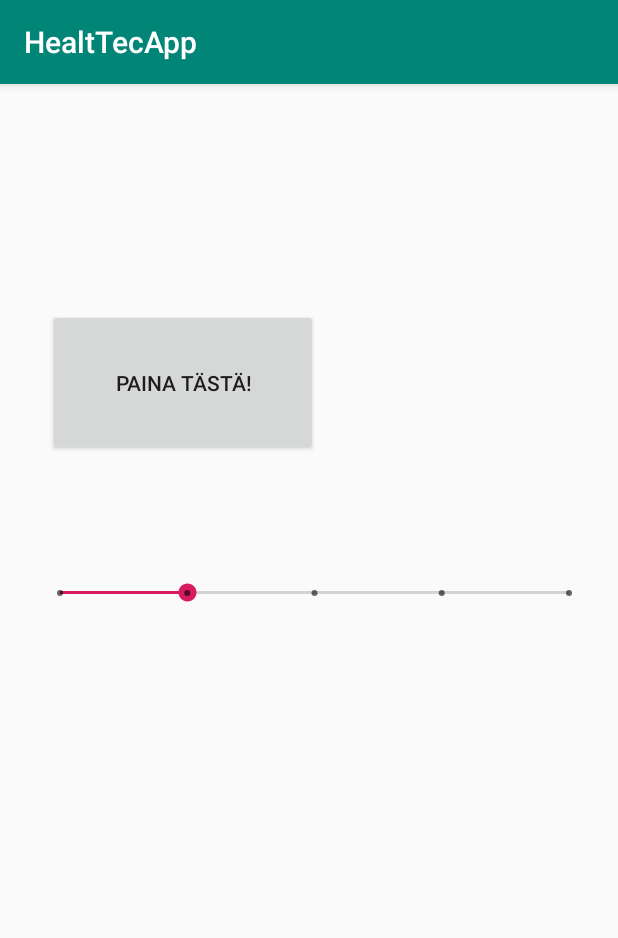
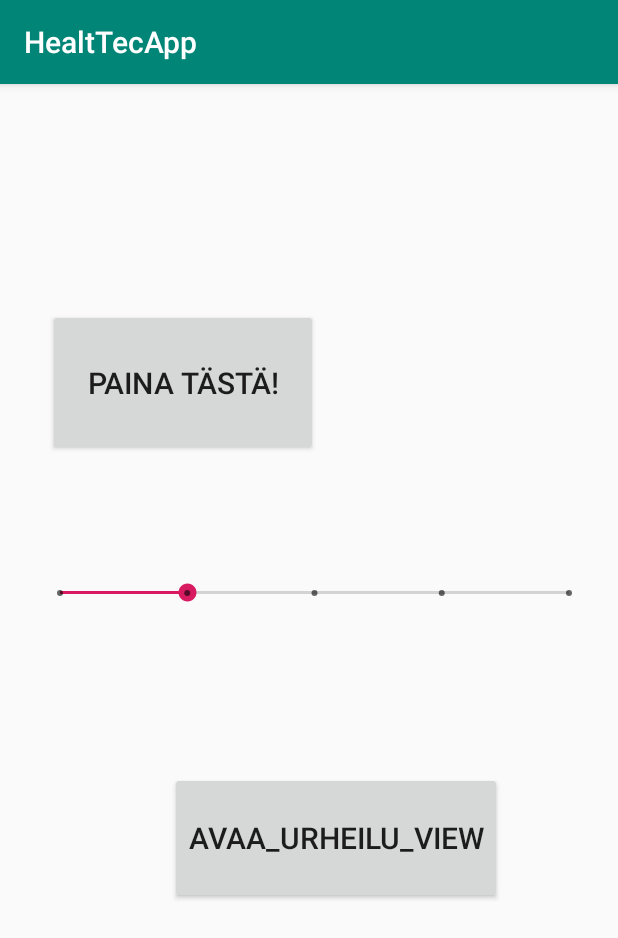
Before and after one commit to shitCodeIsShit/HealtTecApp, an Android app: the screen it shows after launch (MainActivity), on a phone screen of 412 x 824 dp. Shown: the top 938 px of the screen. Run offline under Robolectric (Android 15) with nearby library versions, the phone set to English and light mode, and no system bars.

Commit message:
urheilu/activity

```diff
--- a/app/src/main/java/com/example/healttecapp/MainActivity.java
+++ b/app/src/main/java/com/example/healttecapp/MainActivity.java
@@ -1,9 +1,14 @@
 package com.example.healttecapp;
 
+import android.content.Intent;
 import android.support.v7.app.AppCompatActivity;
 import android.os.Bundle;
+import android.view.View;
+import android.widget.Button;
 
 public class MainActivity extends AppCompatActivity {
+
+    private Button button2;
 
     @Override
     protected void onCreate(Bundle savedInstanceState) {
@@ -11,8 +16,19 @@ public class MainActivity extends AppCompatActivity {
         setContentView(R.layout.activity_main);
         // Kukkuu tämä on testi
         // jooo
-        String koodi = "mitä vittuu";
-        String lisaa = "testi";
+       // String koodi = "mitä vittuu";//String lisaa = "testi";
 
+        button2 = findViewById(R.id.button2);
+        button2.setOnClickListener(new View.OnClickListener() {
+            @Override
+            public void onClick(View v) {
+                openUrheiluActivity();
+            }
+        });
+    }
+
+    public void openUrheiluActivity() {
+        Intent intent = new Intent(this, MainUrheiluActivity.class);
+        startActivity(intent);
     }
 }
--- a/app/src/main/res/layout/activity_main.xml
+++ b/app/src/main/res/layout/activity_main.xml
@@ -15,6 +15,7 @@
         android:layout_marginTop="32dp"
         android:layout_marginBottom="520dp"
         android:text="PAINA TÄSTÄ!"
+        android:textSize="20sp"
         app:layout_constraintBottom_toBottomOf="parent"
         app:layout_constraintStart_toStartOf="parent"
         app:layout_constraintTop_toBottomOf="@+id/textView" />
@@ -48,5 +49,17 @@
         android:progress="1"
         app:layout_constraintStart_toStartOf="parent"
         app:layout_constraintTop_toBottomOf="@+id/button" />
-    a
+
+    <Button
+        android:id="@+id/button2"
+        android:layout_width="wrap_content"
+        android:layout_height="88dp"
+        android:layout_marginEnd="77dp"
+        android:layout_marginRight="77dp"
+        android:layout_marginBottom="221dp"
+        android:text="Avaa_Urheilu_View"
+        android:textSize="20sp"
+        app:layout_constraintBottom_toBottomOf="parent"
+        app:layout_constraintEnd_toEndOf="parent" />
+
 </android.support.constraint.ConstraintLayout>
--- a/app/src/main/res/layout/activity_main_urheilu.xml
+++ b/app/src/main/res/layout/activity_main_urheilu.xml
@@ -20,6 +20,7 @@
 
     <SeekBar
         android:id="@+id/SeekBarUrheilu"
+        style="@style/Widget.AppCompat.SeekBar.Discrete"
         android:layout_width="0dp"
         android:layout_height="78dp"
         android:layout_marginStart="57dp"
@@ -28,6 +29,7 @@
         android:layout_marginRight="57dp"
         android:max="4"
         android:progress="1"
+        android:visibility="visible"
         app:layout_constraintBottom_toBottomOf="parent"
         app:layout_constraintEnd_toEndOf="parent"
         app:layout_constraintStart_toStartOf="parent"
```
